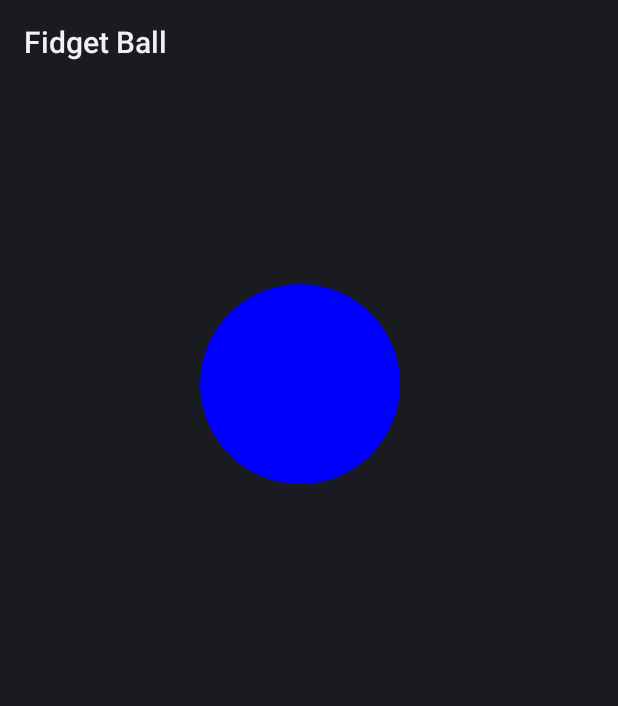
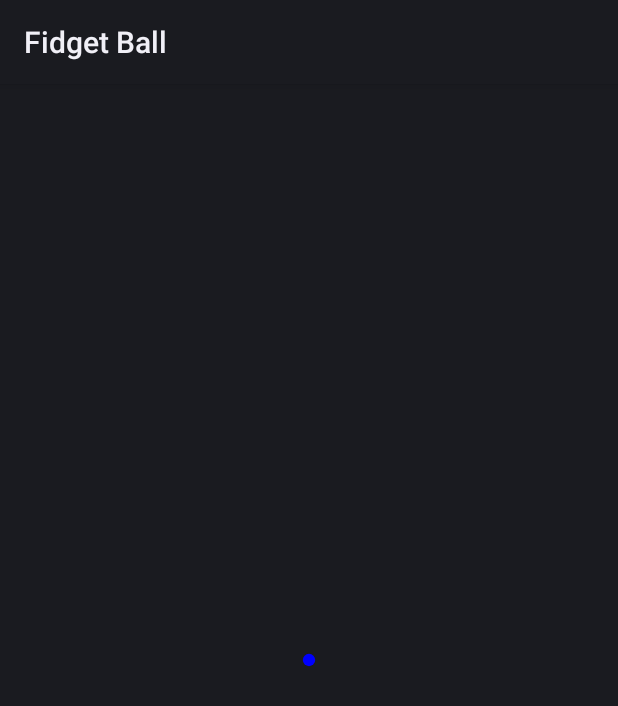
Before and after one commit to gottagofaster236/FidgetBall, an Android app: the screen it shows after launch (MainActivity), on a phone screen of 412 x 824 dp. Shown: the top 706 px of the screen. Run offline under Robolectric (Android 15) with nearby library versions, the phone set to English and light mode, and no system bars.

Commit message:
Some more template code.

```diff
--- a/app/src/main/java/com/lr_soft/fidget_ball/FidgetBallView.kt
+++ b/app/src/main/java/com/lr_soft/fidget_ball/FidgetBallView.kt
@@ -1,5 +1,6 @@
 package com.lr_soft.fidget_ball
 
+import android.annotation.SuppressLint
 import android.content.Context
 import android.graphics.Canvas
 import android.graphics.Color
@@ -12,7 +13,21 @@ class FidgetBallView(context: Context): View(context) {
         isAntiAlias = true
     }
 
+    private var physicsContainer: PhysicsContainer? = null
+
+    override fun onLayout(changed: Boolean, left: Int, top: Int, right: Int, bottom: Int) {
+        val physicsContainer = physicsContainer
+        if (
+            physicsContainer == null ||
+            physicsContainer.width != width ||
+            physicsContainer.height != height
+        ) {
+            // noinspection DrawAllocation
+            this.physicsContainer = PhysicsContainer(width, height)
+        }
+    }
+
     override fun onDraw(canvas: Canvas) {
-        canvas.drawCircle(300f, 300f, 100f, paint)
+        physicsContainer?.draw(canvas)
     }
 }
--- /dev/null
+++ b/app/src/main/java/com/lr_soft/fidget_ball/PhysicsContainer.kt
@@ -0,0 +1,22 @@
+package com.lr_soft.fidget_ball
+
+import android.graphics.Canvas
+import android.graphics.PointF
+
+class PhysicsContainer(val width: Int, val height: Int) {
+    val ball: Ball
+    val obstacles: MutableList<Obstacle> = mutableListOf()
+
+    init {
+        ball = Ball(
+            position = ConcurrentPointF(width / 2f, height / 2f),
+            velocity = PointF(0f, 0f),
+            radius = width / 100f
+        )
+    }
+
+
+    fun draw(canvas: Canvas) {
+        ball.draw(canvas)
+    }
+}
```
